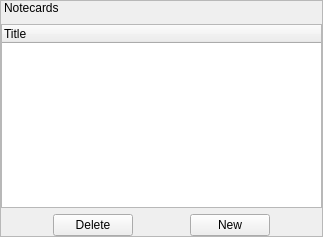
First picture: the form in bin/data/ui/notecardmanager.ui, repository realXtend/tundra, before the edit.
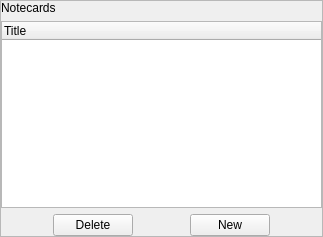
Second picture: the form after the edit.

Diff of the .ui file:
```diff
--- a/bin/data/ui/notecardmanager.ui
+++ b/bin/data/ui/notecardmanager.ui
@@ -13,21 +13,6 @@
   <property name="windowTitle">
    <string>Notecard Manager</string>
   </property>
-  <property name="styleSheet">
-   <string notr="true">/* Containers */
-QWidget#ECEditor {
-	background-color: none;
-}
-
-QFrame#MainFrame {
-	background-color: qlineargradient(spread:pad, x1:0.006, y1:0, x2:0, y2:1, stop:0.142045 rgba(229, 234, 243, 50), stop:0.295455 rgba(209, 215, 221, 150), stop:0.65 rgba(179, 183, 196, 150), stop:1 rgba(222, 227, 236, 100));
-	padding: 5px;
-}
-
-QLabel {
-	padding-bottom: 3px;
-}</string>
-  </property>
   <layout class="QHBoxLayout" name="horizontalLayout">
    <property name="spacing">
     <number>0</number>
```
